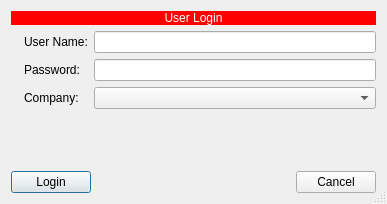
First picture: the form in universal/smartpay/src/userlogin.ui, repository eboladev/smarterp, before the edit.
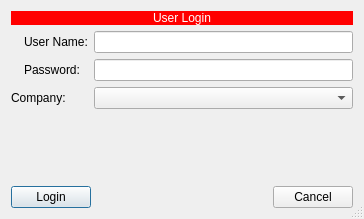
Second picture: the form after the edit. Icons and pictures are not drawn.

Diff of the .ui file:
```diff
--- a/universal/smartpay/src/userlogin.ui
+++ b/universal/smartpay/src/userlogin.ui
@@ -6,8 +6,8 @@
    <rect>
     <x>0</x>
     <y>0</y>
-    <width>387</width>
-    <height>204</height>
+    <width>364</width>
+    <height>219</height>
    </rect>
   </property>
   <property name="windowTitle">
@@ -58,6 +58,16 @@
        </property>
       </widget>
      </item>
+     <item row="2" column="0" colspan="2">
+      <widget class="QLabel" name="label_5">
+       <property name="text">
+        <string>Company:</string>
+       </property>
+      </widget>
+     </item>
+     <item row="2" column="2">
+      <widget class="QComboBox" name="cboCompanies"/>
+     </item>
      <item row="0" column="2">
       <widget class="QLineEdit" name="UserName"/>
      </item>
@@ -75,16 +85,6 @@
        </property>
       </widget>
      </item>
-     <item row="2" column="1">
-      <widget class="QLabel" name="label_5">
-       <property name="text">
-        <string>Company:</string>
-       </property>
-      </widget>
-     </item>
-     <item row="2" column="2">
-      <widget class="QComboBox" name="cboCompanies"/>
-     </item>
     </layout>
    </item>
    <item>
```
Left out of the diff: 29 changed lines with no effect on the pictures.
